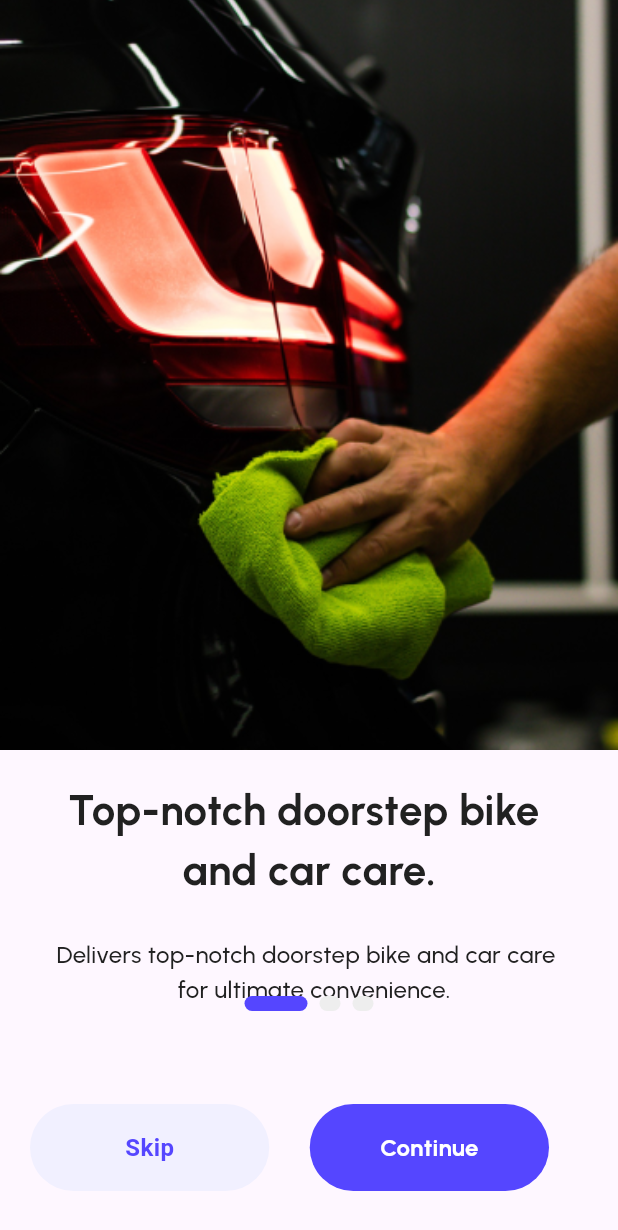
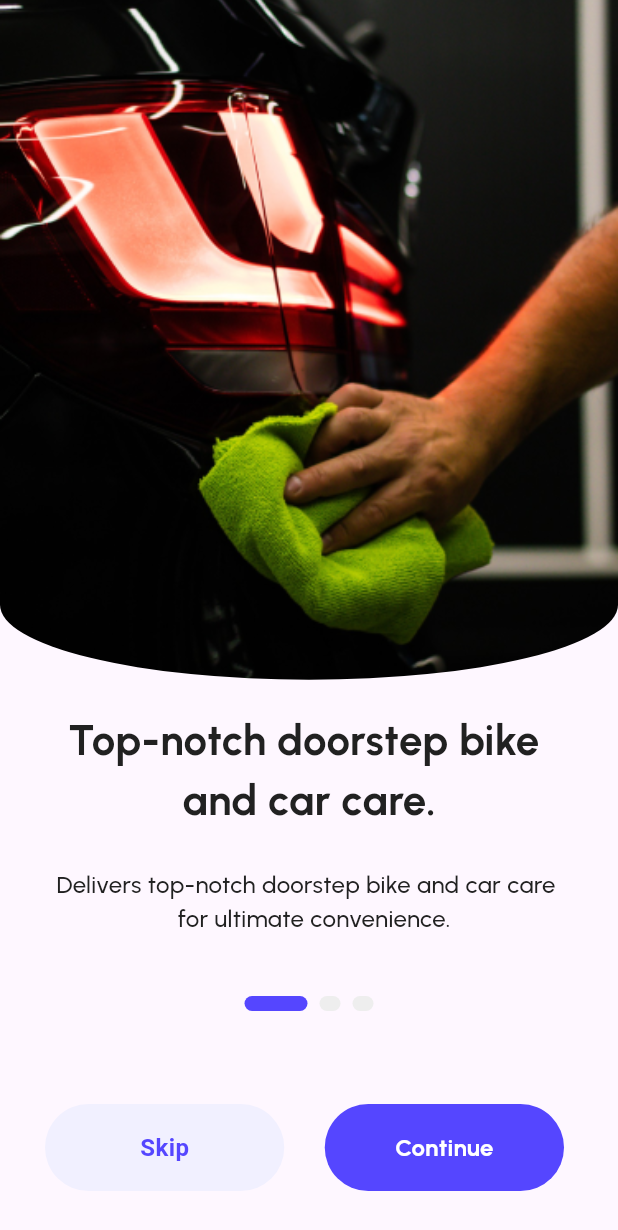
Before and after one commit to aryan-jha/wheel-and-clean, a Flutter app: the TutorialScreen screen opened directly, on a phone screen of 412 x 824 dp. Shown: the top 1230 px of the screen. Run offline on Flutter 3.47's test engine with Material 3 defaults, Android fonts, the light colour scheme and no system bars; drawn by our look-alikes of smooth_page_indicator; our stand-ins replace google_fonts.

Commit message:
fixed tutorial screen's picture and gave the curve to it

```diff
--- a/lib/main.dart
+++ b/lib/main.dart
@@ -20,7 +20,7 @@ class MyApp extends StatelessWidget {
         colorScheme: ColorScheme.fromSeed(seedColor: Colors.deepPurple),
         useMaterial3: true,
       ),
-      home: const TempScreen(),
+      home: const TutorialScreen(),
     );
   }
 }
--- a/lib/screens/temp_screen.dart
+++ b/lib/screens/temp_screen.dart
@@ -17,7 +17,8 @@ class _TempScreenState extends State<TempScreen> {
         children: [
           Center(
             child: Container(
-              height: 500,
+              height: MediaQuery.of(context).size.height * 0.55,
+              width: double.infinity,
               decoration: BoxDecoration(
                 // color: Colors.red,
                 borderRadius: BorderRadius.vertical(
--- a/lib/screens/tutorial_screen.dart
+++ b/lib/screens/tutorial_screen.dart
@@ -26,22 +26,29 @@ class _TutorialScreenState extends State<TutorialScreen> {
       body: Stack(
         children: [
           PageView(
+            scrollBehavior: ScrollBehavior(),
             onPageChanged: onChanged,
             controller: pageController,
             children: [
               Column(
                 children: [
                   Container(
+                      height: MediaQuery.of(context).size.height * 0.55,
                       width: double.infinity,
-                      decoration: const BoxDecoration(
+                      decoration: BoxDecoration(
                           // color: Colors.amber,
-                          borderRadius: BorderRadius.only(
-                              bottomLeft: Radius.circular(600),
-                              bottomRight: Radius.circular(600))),
+                          borderRadius: BorderRadius.vertical(
+                              bottom: Radius.elliptical(
+                                  MediaQuery.of(context).size.width, 100.0))),
+                      child: ClipRRect(
+                        borderRadius: BorderRadius.vertical(
+                            bottom: Radius.elliptical(
+                                MediaQuery.of(context).size.width, 100.0)),
                         child: Image.asset(
                             fit: BoxFit.cover,
                             height: 500,
-                          'assets/screensAsset/tut1.png')),
+                            'assets/screensAsset/tut1.png'),
+                      )),
                   const SizedBox(
                     height: 20,
                   ),
@@ -60,16 +67,23 @@ class _TutorialScreenState extends State<TutorialScreen> {
               Column(
                 children: [
                   Container(
+                      height: MediaQuery.of(context).size.height * 0.55,
                       width: double.infinity,
-                      decoration: const BoxDecoration(
+                      decoration: BoxDecoration(
                         // color: Colors.amber,
-                          borderRadius: BorderRadius.only(
-                              bottomLeft: Radius.circular(60),
-                              bottomRight: Radius.circular(60))),
+                        borderRadius: BorderRadius.vertical(
+                            bottom: Radius.elliptical(
+                                MediaQuery.of(context).size.width, 100.0)),
+                      ),
+                      child: ClipRRect(
+                        borderRadius: BorderRadius.vertical(
+                            bottom: Radius.elliptical(
+                                MediaQuery.of(context).size.width, 100.0)),
                         child: Image.asset(
                             fit: BoxFit.cover,
                             height: 500,
-                          'assets/screensAsset/tut2.png')),
+                            'assets/screensAsset/tut2.png'),
+                      )),
                   const SizedBox(
                     height: 20,
                   ),
@@ -91,17 +105,24 @@ class _TutorialScreenState extends State<TutorialScreen> {
               Column(
                 children: [
                   Container(
+                    height: MediaQuery.of(context).size.height * 0.55,
                     width: double.infinity,
-                    decoration: const BoxDecoration(
+                    decoration: BoxDecoration(
                       // color: Colors.amber,
-                        borderRadius: BorderRadius.only(
-                            bottomLeft: Radius.circular(15),
-                            bottomRight: Radius.circular(15))),
+                      borderRadius: BorderRadius.vertical(
+                          bottom: Radius.elliptical(
+                              MediaQuery.of(context).size.width, 100.0)),
+                    ),
+                    child: ClipRRect(
+                      borderRadius: BorderRadius.vertical(
+                          bottom: Radius.elliptical(
+                              MediaQuery.of(context).size.width, 100.0)),
                       child: Image.asset(
                         fit: BoxFit.cover,
                         height: 500,
                         'assets/screensAsset/tut3.png',
                         width: double.infinity,
+                      ),
                     ),
                   ),
                   const SizedBox(
@@ -153,7 +174,9 @@ class _TutorialScreenState extends State<TutorialScreen> {
                       // crossAxisAlignment: CrossAxisAlignment.end,
                       mainAxisAlignment: MainAxisAlignment.end,
                       children: [
-                        Row(
+                        Padding(
+                          padding: const EdgeInsets.symmetric(horizontal: 10),
+                          child: Row(
                             children: [
                               InkWell(
                                 onTap: () => pageController.jumpToPage(2),
@@ -177,7 +200,8 @@ class _TutorialScreenState extends State<TutorialScreen> {
                               InkWell(
                                 onTap: () {
                                   pageController.nextPage(
-                                    duration: const Duration(milliseconds: 500),
+                                      duration:
+                                          const Duration(milliseconds: 500),
                                       curve: Curves.easeInOut);
                                 },
                                 child: Container(
@@ -193,12 +217,15 @@ class _TutorialScreenState extends State<TutorialScreen> {
                               )
                             ],
                           ),
+                        ),
                       ],
                     )
                   : Column(
                       mainAxisAlignment: MainAxisAlignment.end,
                       children: [
-                        Container(
+                        Padding(
+                          padding: const EdgeInsets.symmetric(horizontal: 20),
+                          child: Container(
                             height: 58,
                             width: 335,
                             decoration: BoxDecoration(
@@ -208,6 +235,7 @@ class _TutorialScreenState extends State<TutorialScreen> {
                                 child: Text("Get Started",
                                     style: blueButtonFontStyling)),
                           ),
+                        ),
                       ],
                     ))
         ],
```
Lines whose indentation alone changed are shown as unchanged.
